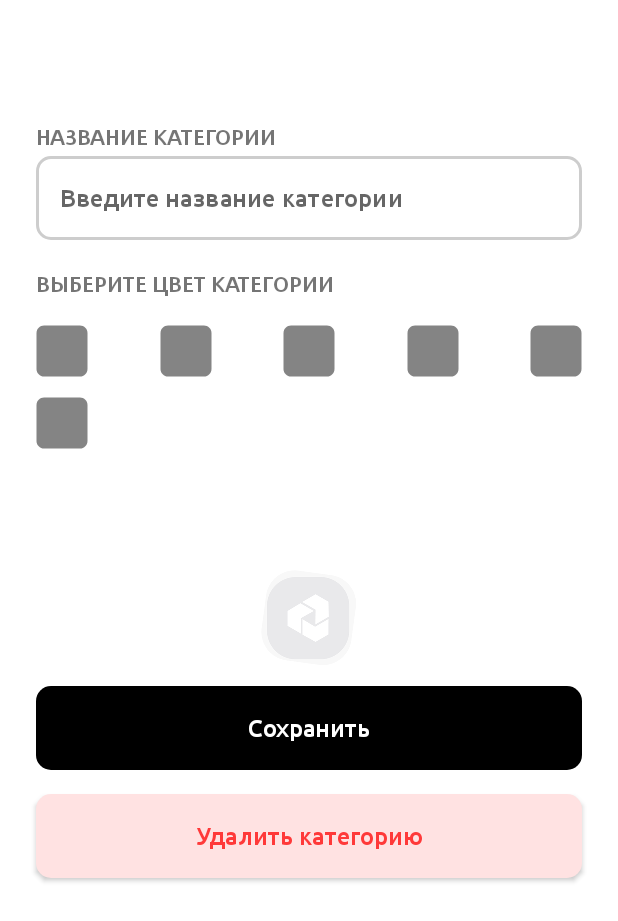
After one commit to AlexChistozvonov/multitaskerr, an Android app: the layout edit_category_fragment.xml on its own in the app's theme, with its tools: preview values and no code run, on a phone screen of 412 x 824 dp. The commit adds this screen. Shown: the top 921 px of the screen. Run offline under Robolectric (Android 15) with nearby library versions, the phone set to English and light mode, and no system bars.

Commit message:
Задача MLTSK-98 Редактирование категории выполнена

```diff
--- a/app/src/main/java/com/aldera/multitasker/core/network/Api.kt
+++ b/app/src/main/java/com/aldera/multitasker/core/network/Api.kt
@@ -68,4 +68,10 @@ interface Api {
 
     @POST("api/category")
     suspend fun createCategory(@Body createCategoryRequest: CreateCategoryRequest): CreateCategoryResponse
+
+    @PUT("api/category/{id}")
+    suspend fun editCategory(
+        @Path("id") id: String,
+        @Body editCategoryRequest: CreateCategoryRequest
+    ): CreateCategoryResponse
 }
--- a/app/src/main/java/com/aldera/multitasker/domain/createCategory/CreateCategoryRepository.kt
+++ b/app/src/main/java/com/aldera/multitasker/domain/createCategory/CreateCategoryRepository.kt
@@ -5,4 +5,9 @@ import com.aldera.multitasker.data.models.CreateCategoryResponse
 
 interface CreateCategoryRepository {
     suspend fun createCategory(title: String, color: String): LoadingResult<CreateCategoryResponse>
+    suspend fun editCategory(
+        id: String,
+        title: String,
+        color: String
+    ): LoadingResult<CreateCategoryResponse>
 }
--- /dev/null
+++ b/app/src/main/res/drawable/background_light_red_button.xml
@@ -0,0 +1,7 @@
+<?xml version="1.0" encoding="utf-8"?>
+<shape xmlns:android="http://schemas.android.com/apk/res/android"
+    android:shape="rectangle"
+    android:tint="@color/light_red">
+    <corners android:radius="10dp" />
+    <solid android:color="@color/red_text" />
+</shape>
--- /dev/null
+++ b/app/src/main/res/layout/edit_category_fragment.xml
@@ -0,0 +1,120 @@
+<?xml version="1.0" encoding="utf-8"?>
+<androidx.constraintlayout.widget.ConstraintLayout xmlns:android="http://schemas.android.com/apk/res/android"
+    xmlns:app="http://schemas.android.com/apk/res-auto"
+    xmlns:tools="http://schemas.android.com/tools"
+    android:layout_width="match_parent"
+    android:layout_height="match_parent">
+
+    <include
+        android:id="@+id/toolbar"
+        layout="@layout/main_toolbar"
+        tools:layout_editor_absoluteX="32dp"
+        tools:layout_editor_absoluteY="164dp" />
+
+    <com.google.android.material.textfield.TextInputLayout
+        android:id="@+id/til_name"
+        style="@style/TextInput"
+        android:layout_width="match_parent"
+        android:layout_height="wrap_content"
+        android:layout_marginHorizontal="24dp"
+        android:layout_marginTop="48dp"
+        app:boxStrokeErrorColor="@color/red"
+        app:errorEnabled="true"
+        app:errorTextColor="@color/red"
+        app:hintEnabled="false"
+        app:layout_constraintEnd_toEndOf="parent"
+        app:layout_constraintStart_toStartOf="parent"
+        app:layout_constraintTop_toBottomOf="@+id/toolbar">
+
+        <com.google.android.material.textfield.TextInputEditText
+            android:id="@+id/et_edit_name"
+            android:layout_width="match_parent"
+            android:layout_height="56dp"
+            android:fontFamily="@font/ubuntu_medium"
+            android:hint="@string/name_category_hint"
+            android:maxLength="100"
+            android:padding="16dp"
+            android:textColor="@color/light_black"
+            android:textSize="16sp" />
+    </com.google.android.material.textfield.TextInputLayout>
+
+    <TextView
+        android:id="@+id/tv_name_category"
+        android:layout_width="wrap_content"
+        android:layout_height="wrap_content"
+        android:layout_marginBottom="4dp"
+        android:fontFamily="@font/ubuntu_medium"
+        android:text="@string/name_category"
+        android:textSize="14sp"
+        app:layout_constraintBottom_toTopOf="@+id/til_name"
+        app:layout_constraintStart_toStartOf="@+id/til_name" />
+
+    <TextView
+        android:id="@+id/tv_select_color_category"
+        android:layout_width="wrap_content"
+        android:layout_height="wrap_content"
+        android:fontFamily="@font/ubuntu_medium"
+        android:text="@string/select_color_category"
+        android:textSize="14sp"
+        app:layout_constraintStart_toStartOf="@+id/til_name"
+        app:layout_constraintTop_toBottomOf="@+id/til_name" />
+
+    <androidx.recyclerview.widget.RecyclerView
+        android:id="@+id/rv_color_category"
+        android:layout_width="match_parent"
+        android:layout_height="wrap_content"
+        android:layout_marginTop="16dp"
+        app:layoutManager="androidx.recyclerview.widget.GridLayoutManager"
+        app:layout_constraintEnd_toEndOf="parent"
+        app:layout_constraintStart_toStartOf="parent"
+        app:layout_constraintTop_toBottomOf="@+id/tv_select_color_category"
+        app:layout_goneMarginTop="16dp"
+        app:spanCount="5"
+        tools:itemCount="10"
+        tools:listitem="@layout/recyclerview_item_color" />
+
+    <androidx.appcompat.widget.AppCompatButton
+        android:id="@+id/btn_save"
+        style="@style/ColoredButton"
+        android:layout_width="0dp"
+        android:layout_height="56dp"
+        android:layout_marginHorizontal="24dp"
+        android:layout_marginBottom="16dp"
+        android:background="@drawable/background_black_button_enabled"
+        android:paddingVertical="18dp"
+        android:text="@string/save"
+        android:textAllCaps="false"
+        android:textColor="@color/white"
+        app:layout_constraintBottom_toTopOf="@+id/btn_delete"
+        app:layout_constraintEnd_toEndOf="parent"
+        app:layout_constraintStart_toStartOf="parent" />
+
+    <androidx.appcompat.widget.AppCompatButton
+        android:id="@+id/btn_delete"
+        style="@style/buttonH100"
+        android:layout_width="0dp"
+        android:layout_height="56dp"
+        android:layout_marginHorizontal="24dp"
+        android:background="@drawable/background_light_red_button"
+        android:paddingVertical="18dp"
+        android:text="@string/delete_category"
+        android:textAllCaps="false"
+        android:textColor="@color/red_text"
+        app:layout_constraintBottom_toBottomOf="parent"
+        app:layout_constraintEnd_toEndOf="parent"
+        app:layout_constraintStart_toStartOf="parent"
+        app:layout_constraintTop_toBottomOf="@+id/rv_color_category"
+        app:layout_constraintVertical_bias="0.479" />
+
+    <ProgressBar
+        android:id="@+id/progressBar"
+        android:layout_width="wrap_content"
+        android:layout_height="wrap_content"
+        android:layout_gravity="center"
+        android:visibility="gone"
+        app:layout_constraintBottom_toBottomOf="parent"
+        app:layout_constraintEnd_toEndOf="parent"
+        app:layout_constraintStart_toStartOf="parent"
+        app:layout_constraintTop_toTopOf="parent"
+        tools:ignore="MissingConstraints" />
+</androidx.constraintlayout.widget.ConstraintLayout>
--- a/app/src/main/res/values/colors.xml
+++ b/app/src/main/res/values/colors.xml
@@ -13,6 +13,8 @@
     <color name="gray">#9E9E9E</color>
     <color name="logo_color">#222130</color>
     <color name="gray_text">#606060</color>
+    <color name="light_red">#FFE2E2</color>
+    <color name="red_text">#FF3939</color>
     <color name="dark_red">#D90000</color>
     <color name="dark_gray">#2D3030</color>
     <color name="primary_et">#E1E1E1</color>
--- a/app/src/main/res/values/strings.xml
+++ b/app/src/main/res/values/strings.xml
@@ -2,6 +2,7 @@
     <string name="app_name">multitasker</string>
     <string name="app_name_text">multi-tasker</string>
 
+    <string name="_edit">Редактирование</string>
     <string name="ok">Ок</string>
     <string name="cancel">Отмена</string>
     <string name="enter">Вход</string>
@@ -70,7 +71,6 @@
     <string name="camera">Камера</string>
     <string name="gallery">Галерея</string>
     <string name="delete">Удалить</string>
-
     <string name="categories">Категории</string>
     <string name="create_category">Создание категории</string>
     <string name="create_project">Создать проект</string>
@@ -79,6 +79,8 @@
     <string name="name_category_hint">Введите название категории</string>
     <string name="create_category_">Создать категорию</string>
     <string name="cancel_">Отменить</string>
+    <string name="delete_category">Удалить категорию</string>
+    <string name="edit">Редактирование</string>
 
     <plurals name="plurals_project">
         <item quantity="one">%1$d проект</item>
```
Also changed, not shown: app/src/main/java/com/aldera/multitasker/data/createCategory/CreateCategoryRepositoryImpl.kt (+13 -0 lines), app/src/main/java/com/aldera/multitasker/presentation/category/CustomRecyclerAdapterColorCategory.kt (+16 -4 lines), app/src/main/java/com/aldera/multitasker/presentation/category/create/CreateCategoryFragment.kt (added, +122 -0 lines), app/src/main/java/com/aldera/multitasker/presentation/category/create/CreateCategoryViewModel.kt (added, +49 -0 lines), app/src/main/java/com/aldera/multitasker/presentation/category/edit/EditCategoryFragment.kt (renamed from app/src/main/java/com/aldera/multitasker/presentation/category/CreateCategoryFragment.kt, +36 -29 lines), app/src/main/java/com/aldera/multitasker/presentation/category/edit/EditCategoryViewModel.kt (renamed from app/src/main/java/com/aldera/multitasker/presentation/category/CreateCategoryViewModel.kt, +14 -12 lines), app/src/main/java/com/aldera/multitasker/presentation/category/edit/EditCategoryViewState.kt (added, +38 -0 lines), app/src/main/java/com/aldera/multitasker/presentation/project/ProjectFragment.kt (+8 -0 lines), app/src/main/res/navigation/nav_graph.xml (+18 -1 lines), app/src/main/java/com/aldera/multitasker/presentation/category/create/CreateCategoryViewState.kt (renamed from app/src/main/java/com/aldera/multitasker/presentation/category/CreateCategoryViewState.kt).
